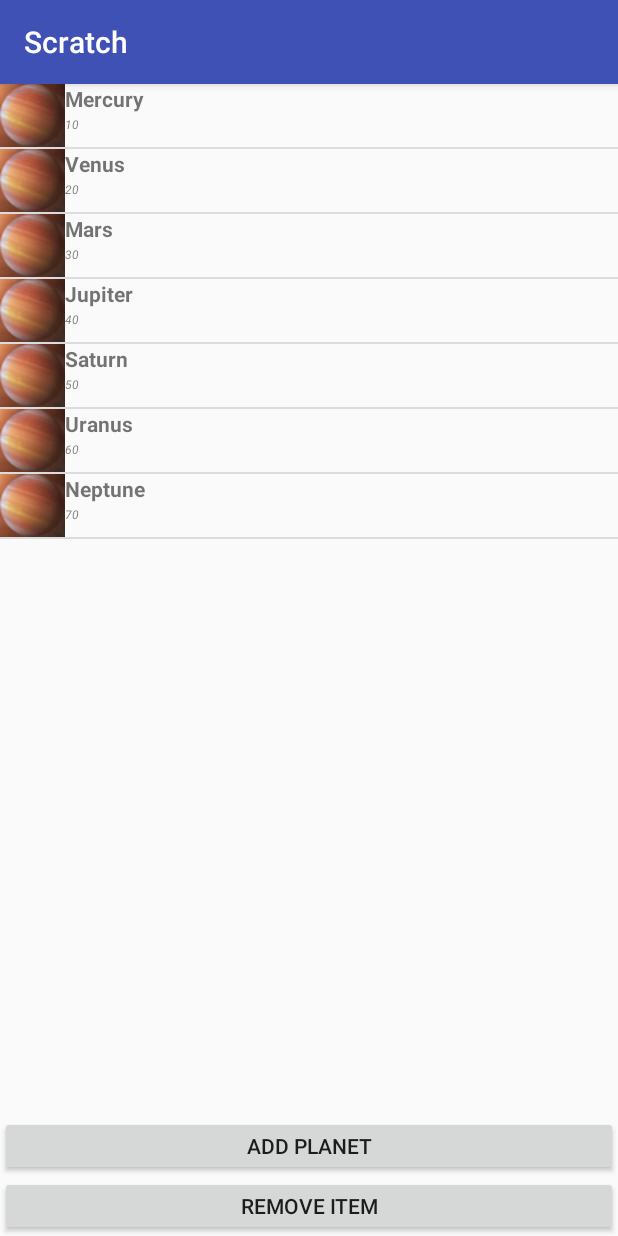
After one commit to zhangfh/android, an Android app: the ListViewActivity screen opened directly, with no data from a screen before it, on a phone screen of 412 x 824 dp. The commit adds this screen. Run offline under Robolectric (Android 15) with nearby library versions, the phone set to English and light mode, and no system bars.

Commit message:
Scratch 0.7

```diff
--- /dev/null
+++ b/Scratch/app/src/main/java/com/lst/burns/scratch/ListViewActivity.java
@@ -0,0 +1,221 @@
+package com.lst.burns.scratch;
+
+import android.app.Dialog;
+import android.content.Context;
+import android.os.Bundle;
+import android.support.v7.app.AppCompatActivity;
+import android.util.Log;
+import android.view.ContextMenu;
+import android.view.Display;
+import android.view.Gravity;
+import android.view.LayoutInflater;
+import android.view.MenuItem;
+import android.view.View;
+import android.view.ViewGroup;
+import android.view.Window;
+import android.view.WindowManager;
+import android.widget.AdapterView;
+import android.widget.ArrayAdapter;
+import android.widget.Button;
+import android.widget.EditText;
+import android.widget.ListView;
+import android.widget.TextView;
+import android.widget.Toast;
+
+import com.lst.burns.scratch.Object.Planet;
+
+import java.util.ArrayList;
+import java.util.List;
+
+//ListView need ArrayAdapter<T>
+//ListView setOnItemClickListener
+//ListView ContextMenu
+//ListView remove item ( adapter.remove() will remove real data and update ui.
+public class ListViewActivity extends AppCompatActivity {
+
+    // The data to show
+    List<Planet> planetsList = new ArrayList<Planet>();
+    PlanetAdapter aAdpt;
+    @Override
+    protected void onCreate(Bundle savedInstance) {
+        super.onCreate(savedInstance);
+        setContentView(R.layout.activity_listview);
+
+        initList();
+
+        // We get the ListView component from the layout
+        ListView lv = (ListView) findViewById(R.id.listView);
+        aAdpt = new PlanetAdapter(planetsList, this);
+        lv.setAdapter(aAdpt);
+
+        // React to user clicks on item
+        lv.setOnItemClickListener(new AdapterView.OnItemClickListener() {
+
+            public void onItemClick(AdapterView<?> parentAdapter, View view, int position,
+                                    long id) {
+
+                TextView clickedView = (TextView)view.findViewById(R.id.name);
+
+                Toast.makeText(ListViewActivity.this, "Item with id ["+id+"] - Position ["+position+"] - Planet ["+clickedView.getText()+"]", Toast.LENGTH_SHORT).show();
+
+            }
+        });
+
+        registerForContextMenu(lv);
+    }
+
+    private void initList() {
+        // We populate the planets
+
+        planetsList.add(new Planet("Mercury", 10));
+        planetsList.add(new Planet("Venus", 20));
+        planetsList.add(new Planet("Mars", 30));
+        planetsList.add(new Planet("Jupiter", 40));
+        planetsList.add(new Planet("Saturn", 50));
+        planetsList.add(new Planet("Uranus", 60));
+        planetsList.add(new Planet("Neptune", 70));
+
+
+    }
+
+    // We want to create a context Menu when the user long click on an item
+    @Override
+    public void onCreateContextMenu(ContextMenu menu, View v,
+                                    ContextMenu.ContextMenuInfo menuInfo) {
+
+        super.onCreateContextMenu(menu, v, menuInfo);
+        AdapterView.AdapterContextMenuInfo aInfo = (AdapterView.AdapterContextMenuInfo) menuInfo;
+
+        // We know that each row in the adapter is a Map
+        Planet planet =  aAdpt.getItem(aInfo.position);
+
+        menu.setHeaderTitle("Options for " + planet.getName());
+        menu.add(1, 1, 1, "Details");
+        menu.add(1, 2, 2, "Delete");
+
+    }
+
+    // This method is called when user selects an Item in the Context menu
+    @Override
+    public boolean onContextItemSelected(MenuItem item) {
+        int itemId = item.getItemId();
+        Log.d("ZFH","itemId " + itemId);
+        AdapterView.AdapterContextMenuInfo aInfo = (AdapterView.AdapterContextMenuInfo) item.getMenuInfo();
+        planetsList.remove(aInfo.position);
+        aAdpt.notifyDataSetChanged();
+        return true;
+    }
+    public class PlanetAdapter extends ArrayAdapter<Planet> {
+
+        private List<Planet> planetList;
+        private Context context;
+
+        public PlanetAdapter(List<Planet> planetList, Context ctx) {
+            super(ctx, R.layout.img_row_layout, planetList);
+            this.planetList = planetList;
+            this.context = ctx;
+        }
+        @Override
+        public int getCount() {
+            return planetList.size();
+        }
+        @Override
+        public Planet getItem(int position) {
+            return planetList.get(position);
+        }
+        @Override
+        public long getItemId(int position) {
+            return planetList.get(position).hashCode();
+        }
+
+        @Override
+        public View getView(int position, View convertView, ViewGroup parent) {
+            View v = convertView;
+
+            PlanetHolder holder = new PlanetHolder();
+
+            // First let's verify the convertView is not null
+            if (convertView == null) {
+                // This a new view we inflate the new layout
+                LayoutInflater inflater = (LayoutInflater) context.getSystemService(Context.LAYOUT_INFLATER_SERVICE);
+                v = inflater.inflate(R.layout.img_row_layout, null);
+                // Now we can fill the layout with the right values
+                TextView tv = (TextView) v.findViewById(R.id.name);
+                TextView distView = (TextView) v.findViewById(R.id.dist);
+
+
+                holder.planetNameView = tv;
+                holder.distView = distView;
+
+                v.setTag(holder);
+            }
+            else
+                holder = (PlanetHolder) v.getTag();
+
+            Planet p = planetList.get(position);
+            holder.planetNameView.setText(p.getName());
+            holder.distView.setText("" + p.getDistance());
+
+
+            return v;
+        }
+
+    }
+    /* *********************************
+	 * We use the holder pattern
+	 * It makes the view faster and avoid finding the component
+	 * **********************************/
+
+    private   class PlanetHolder {
+        public TextView planetNameView;
+        public TextView distView;
+    }
+
+    // Handle user click
+    public void removePlanet(View view){
+        Log.i("ZFH","before see how many planetsList :" + planetsList.size());
+        aAdpt.remove(planetsList.get(0));//hardcode
+        Log.i("ZFH","after see how many planetsList :" + planetsList.size());
+    }
+    public void addPlanet(View view) {
+        final Dialog d = new Dialog(this);
+        d.setContentView(R.layout.dialog);
+        d.setTitle("Add planet");
+        d.setCancelable(true);
+
+        Window dialogWindow = d.getWindow();
+        //WindowManager.LayoutParams lp = dialogWindow.getAttributes();
+        dialogWindow.setGravity(Gravity.LEFT | Gravity.TOP);
+
+        //lp.x = 100; // 新位置X坐标
+        //lp.y = 100; // 新位置Y坐标
+        //lp.width =500; // 宽度
+        //lp.height = 500; // 高度
+        //lp.alpha = 0.7f; // 透明度
+        //dialogWindow.setAttributes(lp);
+                /*
+         * 将对话框的大小按屏幕大小的百分比设置
+         */
+        WindowManager m = getWindowManager();
+        Display dp = m.getDefaultDisplay(); // 获取屏幕宽、高用
+        WindowManager.LayoutParams p = dialogWindow.getAttributes(); // 获取对话框当前的参数值
+        p.height = (int) (dp.getHeight() * 0.6); // 高度设置为屏幕的0.6
+        p.width = (int) (dp.getWidth() * 0.9); // 宽度设置为屏幕的0.65
+        dialogWindow.setAttributes(p);
+
+
+        final EditText edit = (EditText) d.findViewById(R.id.editTextPlanet);
+        Button b = (Button) d.findViewById(R.id.add_planet);
+        b.setOnClickListener(new View.OnClickListener() {
+
+            public void onClick(View v) {
+                String planetName = edit.getText().toString();
+                ListViewActivity.this.planetsList.add(new Planet(planetName, 0));
+                ListViewActivity.this.aAdpt.notifyDataSetChanged(); // We notify the data model is changed
+                d.dismiss();
+            }
+        });
+
+        d.show();
+    }
+}
--- /dev/null
+++ b/Scratch/app/src/main/java/com/lst/burns/scratch/Object/Planet.java
@@ -0,0 +1,47 @@
+package com.lst.burns.scratch.Object;
+
+public class Planet {
+    private String name;
+    private Integer distance;
+    private String descr;
+    private int idImg;
+
+
+
+    public Planet(String name, Integer distance) {
+        this.name = name;
+        this.distance = distance;
+    }
+
+    public Planet(String name, String descr) {
+        this.name = name;
+        this.descr = descr;
+    }
+
+    public Planet(String name, Integer distance, String descr, int idImg) {
+        this.name = name;
+        this.distance = distance;
+        this.descr = descr;
+        this.idImg = idImg;
+    }
+
+
+    public String getName() {
+        return name;
+    }
+    public void setName(String name) {
+        this.name = name;
+    }
+    public Integer getDistance() {
+        return distance;
+    }
+    public void setDistance(Integer distance) {
+        this.distance = distance;
+    }
+    public int getIdImg() {
+        return idImg;
+    }
+    public void setIdImg(int idImg) {
+        this.idImg = idImg;
+    }
+}
--- a/Scratch/app/src/main/java/com/lst/burns/scratch/ServiceActivity.java
+++ b/Scratch/app/src/main/java/com/lst/burns/scratch/ServiceActivity.java
@@ -23,6 +23,7 @@ import com.lst.burns.scratch.service.MyService;
 //ServiceIntent:  MyIntentService
 //communication by messenger and service: ConvertService.
 
+//Messenger关联一个可以发送消息的Handler
 public class ServiceActivity extends AppCompatActivity implements View.OnClickListener {
 
     private Button mButton_Start_Intent_Service;
--- a/Scratch/app/src/main/java/com/lst/burns/scratch/service/MyIntentService.java
+++ b/Scratch/app/src/main/java/com/lst/burns/scratch/service/MyIntentService.java
@@ -17,6 +17,8 @@ public class MyIntentService extends IntentService {
         Log.d("ZFH","onHandleIntent");
         if(intent != null){
             String name = intent.getStringExtra("name");
+
+           Log.d("ZFH","current thread name " + Thread.currentThread().getName());
             Log.d("ZFH","name " + name);
         }
 
--- /dev/null
+++ b/Scratch/app/src/main/res/anim/fade_anim.xml
@@ -0,0 +1,5 @@
+<?xml version="1.0" encoding="utf-8"?>
+<alpha xmlns:android="http://schemas.android.com/apk/res/android"
+       android:fromAlpha="1.0" android:toAlpha="0" android:interpolator="@android:anim/linear_interpolator"
+       android:duration="3000">
+</alpha>
--- /dev/null
+++ b/Scratch/app/src/main/res/layout/activity_listview.xml
@@ -0,0 +1,29 @@
+<?xml version="1.0" encoding="utf-8"?>
+<LinearLayout xmlns:android="http://schemas.android.com/apk/res/android"
+              xmlns:tools="http://schemas.android.com/tools"
+              android:layout_width="match_parent"
+              android:layout_height="match_parent"
+              android:orientation="vertical">
+
+
+
+    <ListView android:id="@+id/listView"
+              android:layout_height="match_parent"
+              android:layout_width="match_parent"
+              android:layout_weight="1"/>
+
+    <Button android:id="@+id/addPlanet"
+            android:text="Add planet"
+            android:onClick="addPlanet"
+            android:layout_weight="0.5"
+            android:layout_height="80dp"
+            android:layout_width="match_parent"/>
+
+    <Button android:id="@+id/remove_item"
+            android:text="Remove Item"
+            android:onClick="removePlanet"
+            android:layout_weight="0.5"
+            android:layout_height="80dp"
+            android:layout_width="match_parent"/>
+
+</LinearLayout>
--- /dev/null
+++ b/Scratch/app/src/main/res/layout/img_row_layout.xml
@@ -0,0 +1,36 @@
+<?xml version="1.0" encoding="utf-8"?>
+<RelativeLayout xmlns:android="http://schemas.android.com/apk/res/android"
+                android:layout_width="match_parent"
+                android:layout_height="wrap_content"
+                xmlns:tools="http://schemas.android.com/tools">
+
+    <ImageView
+        android:id="@+id/img"
+        android:layout_width="wrap_content"
+        android:layout_height="wrap_content"
+        android:layout_alignParentLeft="true"
+        android:src="@drawable/planet" />
+
+    <TextView
+        android:id="@+id/name"
+        android:layout_width="wrap_content"
+        android:layout_height="wrap_content"
+        android:layout_alignTop="@+id/img"
+        android:layout_toRightOf="@+id/img"
+        tools:text ="name1"
+        android:textStyle="bold" />
+
+    <TextView
+        android:id="@+id/dist"
+        android:layout_width="wrap_content"
+        android:layout_height="wrap_content"
+        android:layout_below="@id/name"
+        android:layout_gravity="center"
+        android:layout_marginTop="2dip"
+        android:layout_toRightOf="@id/img"
+        android:gravity="right"
+        android:textSize="8dp"
+        tools:text ="name2"
+        android:textStyle="italic" />
+
+</RelativeLayout>
```
Also changed, not shown: Scratch/app/src/main/AndroidManifest.xml (+7 -0 lines), Scratch/app/src/main/java/com/lst/burns/scratch/AddAnimationActivity.java (added, +44 -0 lines), Scratch/app/src/main/java/com/lst/burns/scratch/GetDataFromActivity.java (added, +55 -0 lines), Scratch/app/src/main/java/com/lst/burns/scratch/MainActivity.java (+23 -0 lines), Scratch/app/src/main/java/com/lst/burns/scratch/Object/Student.java (added, +85 -0 lines), Scratch/app/src/main/java/com/lst/burns/scratch/ShowMessageActivity.java (added, +61 -0 lines), Scratch/app/src/main/res/layout/activity_addanimation.xml (added, +17 -0 lines), Scratch/app/src/main/res/layout/activity_getdatafromanother.xml (added, +26 -0 lines), Scratch/app/src/main/res/layout/activity_main.xml (+18 -1 lines), Scratch/app/src/main/res/layout/activity_showmessagebetweenactivity.xml (added, +31 -0 lines), Scratch/app/src/main/res/layout/dialog.xml (added, +25 -0 lines), Scratch/app/src/main/res/drawable/planet.png (added), 1 other file.
